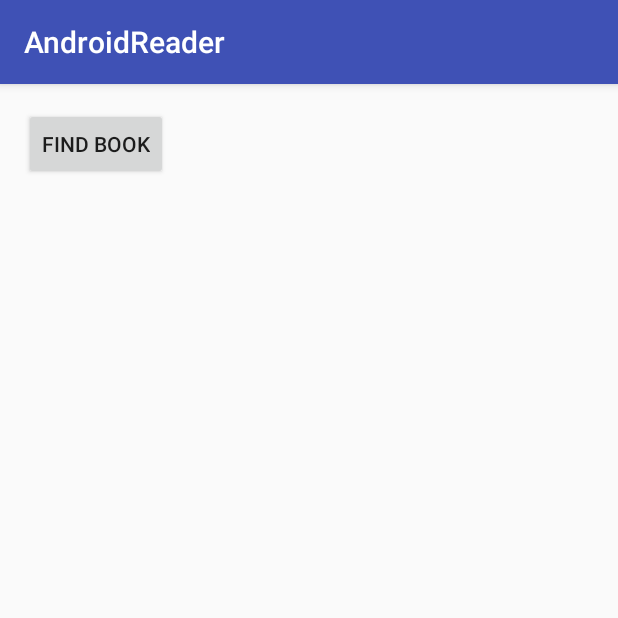
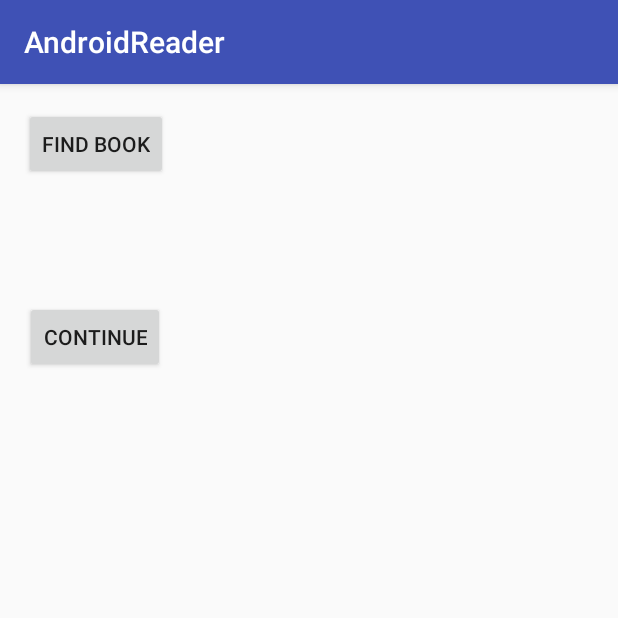
Before and after one commit to Vsvladimir93/Reader, an Android app: the screen it shows after launch (MainActivity), after a tap on "FIND BOOK", on a phone screen of 412 x 824 dp, the top half of it. Run offline under Robolectric (Android 15) with nearby library versions, the phone set to English and light mode, and no system bars.

Commit message:
add continue function

```diff
--- a/app/src/main/java/com/vsv/vova/androidreader/MainActivity.java
+++ b/app/src/main/java/com/vsv/vova/androidreader/MainActivity.java
@@ -4,13 +4,16 @@ import android.content.Intent;
 import android.net.Uri;
 import android.support.v7.app.AppCompatActivity;
 import android.os.Bundle;
+import android.util.Log;
 import android.view.View;
 import android.widget.Button;
 
 public class MainActivity extends AppCompatActivity implements View.OnClickListener {
 
     Button btnFind;
-    public static final int READ_REQUEST_CODE = 42;
+    Button btnContinue;
+    public static final int REQUEST_CODE_FIND = 1;
+    public static final int REQUEST_CODE_CONTINUE = 1;
     private static Uri uri;
 
     @Override
@@ -20,28 +23,47 @@ public class MainActivity extends AppCompatActivity implements View.OnClickListe
 
         btnFind = (Button) findViewById(R.id.button);
         btnFind.setOnClickListener(this);
+        btnContinue = (Button) findViewById(R.id.button2);
+        btnContinue.setOnClickListener(this);
+
+
     }
 
 
     @Override
     public void onClick(View v) {
-        Intent intent = new Intent(Intent.ACTION_OPEN_DOCUMENT);
-        intent.addCategory(Intent.CATEGORY_OPENABLE);
-        intent.setType("application/pdf");
-        startActivityForResult(intent, READ_REQUEST_CODE);
+        Intent intent;
+        switch (v.getId()) {
+            case R.id.button:
+                intent = new Intent(Intent.ACTION_OPEN_DOCUMENT);
+                intent.addCategory(Intent.CATEGORY_OPENABLE);
+                intent.setType("application/pdf");
+                startActivityForResult(intent, REQUEST_CODE_FIND);
+                Log.d("vvv", "Request code find");
+                break;
+            case R.id.button2:
+                intent = new Intent(this, ReadActivity.class);
+                intent.putExtra("extra", "CONTINUE");
+                startActivity(intent);
+                Log.d("vvv", "continue");
+                break;
+        }
     }
 
     @Override
-    public void onActivityResult(int requestCode, int resultCode, Intent resultData ){
-        if(requestCode == READ_REQUEST_CODE && resultCode == RESULT_OK){
+    public void onActivityResult(int requestCode, int resultCode, Intent resultData) {
+        if (requestCode == REQUEST_CODE_FIND && resultCode == RESULT_OK) {
+            Log.d("vvv", "onResult Find");
             uri = null;
-            if(resultData != null){
+            if (resultData != null) {
                 uri = resultData.getData();
                 Intent intent = new Intent(this, ReadActivity.class);
-                intent.putExtra("uri", uri.toString());
+                intent.putExtra("extra", uri.toString());
                 startActivity(intent);
             }
+
         }
+
     }
 
 }
--- a/app/src/main/res/layout/activity_main.xml
+++ b/app/src/main/res/layout/activity_main.xml
@@ -21,4 +21,20 @@
         app:layout_constraintRight_toRightOf="parent"
         app:layout_constraintTop_toTopOf="parent"
         app:layout_constraintVertical_bias="0.0" />
+
+    <Button
+        android:id="@+id/button2"
+        android:layout_width="wrap_content"
+        android:layout_height="wrap_content"
+        android:layout_marginBottom="8dp"
+        android:layout_marginEnd="8dp"
+        android:layout_marginStart="8dp"
+        android:layout_marginTop="8dp"
+        android:text="@string/continueRead"
+        app:layout_constraintBottom_toBottomOf="parent"
+        app:layout_constraintEnd_toEndOf="parent"
+        app:layout_constraintHorizontal_bias="0.028"
+        app:layout_constraintStart_toStartOf="parent"
+        app:layout_constraintTop_toBottomOf="@+id/button"
+        app:layout_constraintVertical_bias="0.114" />
 </android.support.constraint.ConstraintLayout>
--- a/app/src/main/res/values/strings.xml
+++ b/app/src/main/res/values/strings.xml
@@ -1,4 +1,5 @@
 <resources>
     <string name="app_name">AndroidReader</string>
     <string name="find">Find Book</string>
+    <string name="continueRead">Continue</string>
 </resources>
```
Also changed, not shown: app/build.gradle (+4 -3 lines), app/src/main/java/com/vsv/vova/androidreader/ReadActivity.java (+75 -12 lines).
